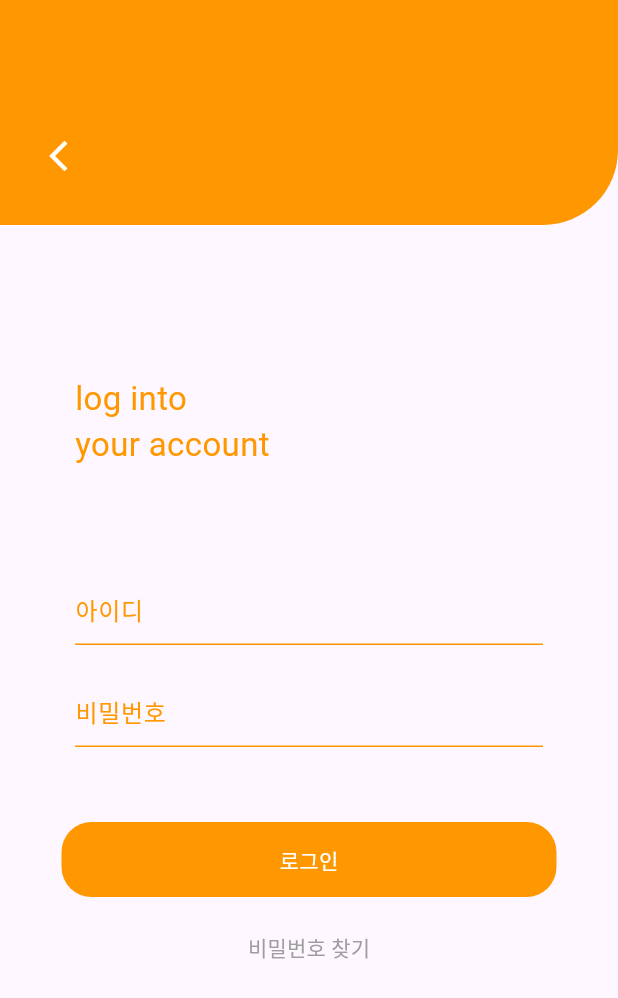
After one commit to baezzzi/OHAASA_FE, a Flutter app: the screen it shows after launch, after a tap on "SIGN IN", on a phone screen of 412 x 824 dp. The commit adds this screen. Shown: the top 998 px of the screen. Run offline on Flutter 3.47's test engine with Material 3 defaults, Android fonts, the phone set to English and light mode, and no system bars.

Commit message:
signin finish

```diff
--- a/lib/main.dart
+++ b/lib/main.dart
@@ -1,5 +1,6 @@
 import 'package:flutter/material.dart';
 import 'package:ohasa_front/signup.dart';
+import 'package:ohasa_front/signin.dart';
 
 void main() {
   runApp(const MaterialApp(home: MyApp()));
@@ -43,7 +44,15 @@ class MyApp extends StatelessWidget {
                    Navigator.push(
                      context,
                      MaterialPageRoute(builder: (_) => SignUp()))},
-                 child: Text("button"))
+                 child: Text("SIGN UP")
+             ),
+             ElevatedButton(
+                 onPressed: () => {
+                   Navigator.push(
+                     context,
+                     MaterialPageRoute(builder: (_) => Signin()))},
+                 child: Text("SIGN IN")
+             ),
            ],
          ),
        ),
--- /dev/null
+++ b/lib/signin.dart
@@ -0,0 +1,117 @@
+import 'package:flutter/material.dart';
+import 'package:ohasa_front/style.dart';
+
+class Signin extends StatelessWidget {
+  const Signin({super.key});
+
+  @override
+  Widget build(BuildContext context) {
+    return MaterialApp(
+      home: Scaffold(
+        body: GestureDetector(
+          onTap: () {
+            FocusScope.of(context).unfocus();
+          },
+          child: SingleChildScrollView(
+            child: Column(
+              crossAxisAlignment: CrossAxisAlignment.start,
+
+              children: [
+                Stack(
+                  children: [
+                    Container(
+                      width: double.infinity,
+                      height: 150,
+                      decoration: headerDecoration,
+                    ),
+                   Positioned(
+                     top: 80,
+                     left: 15,
+                     child: IconButton(
+                         icon: Icon(Icons.arrow_back_ios_new, color: Colors.white),
+                         onPressed: () {
+                           Navigator.pop(context);
+                         },
+                     ),
+                   ),
+                  ],
+                ),
+
+                Padding(
+                    padding: const EdgeInsets.symmetric(horizontal: 50),
+                    child: Column(
+                      children: [
+                        SizedBox(height: 100,),
+                        Text(
+                          "log into\nyour account",
+                          textAlign: TextAlign.left,
+                          style: TextStyle(
+                            color: Colors.orange,
+                            fontSize: 22,
+
+                          ),
+                        )
+                      ],
+                  ),
+                ),
+
+                Padding(
+                    padding: const EdgeInsets.symmetric(horizontal: 50),
+                  child: Column(
+                    children: [
+                      SizedBox(height: 70,),
+                      TextField(
+                        decoration: buttonDecoration.copyWith(hintText: "아이디"),
+                      ),
+                      SizedBox(height: 20,),
+                      TextField(
+                        decoration: buttonDecoration.copyWith(hintText: "비밀번호"),
+                      ),
+                      SizedBox(height: 50,)
+                    ],
+                  ),
+                ),
+
+                GestureDetector(
+                  onTap: () {
+                    print("로그인 완료");
+                    Navigator.pop(context);
+                  },
+                  child: Center(
+                    child: Container(
+                      width: 330,
+                      height: 50,
+                      alignment: Alignment.center,
+                      decoration: BoxDecoration(
+                        color: Colors.orange,
+                        borderRadius: BorderRadius.circular(20)
+                      ),
+                      child: Text(
+                          "로그인",
+                        style: TextStyle(
+                          color: Colors.white,
+                        ),
+                      ),
+                    ),
+                  ),
+                ),
+                SizedBox(height: 10,),
+                Center(
+                  child: TextButton(
+                      onPressed: () => Navigator.pop(context),
+                      child: Text(
+                        "비밀번호 찾기",
+                        style: TextStyle(
+                          color: Colors.grey,
+                        ),
+                      )
+                  ),
+                )
+              ],
+            ),
+          ),
+        ),
+      ),
+    );
+  }
+}
--- a/lib/signup.dart
+++ b/lib/signup.dart
@@ -22,12 +22,7 @@ class SignUp extends StatelessWidget {
                     Container(
                       height: 150,
                       width: double.infinity,
-                      decoration: const BoxDecoration(
-                        color: Colors.orange,
-                        borderRadius: BorderRadius.only(
-                          bottomRight: Radius.circular(50)
-                        )
-                      ),
+                      decoration: headerDecoration,
                     ),
                     Positioned(
                       top: 80,
@@ -118,7 +113,8 @@ class SignUp extends StatelessWidget {
 
                 GestureDetector(
                   onTap: () => {
-                    print("회원가입 완료!")
+                    print("회원가입 완료!"),
+                    Navigator.pop(context)
                   },
                   child: Center(
                     child: Container(
--- a/lib/style.dart
+++ b/lib/style.dart
@@ -10,3 +10,10 @@ const InputDecoration buttonDecoration = InputDecoration(
   ),
   hintStyle: TextStyle(color: Colors.orange),
 );
+
+const BoxDecoration headerDecoration = BoxDecoration(
+  color: Colors.orange,
+  borderRadius: BorderRadius.only(
+    bottomRight: Radius.circular(50)
+  )
+);
```
